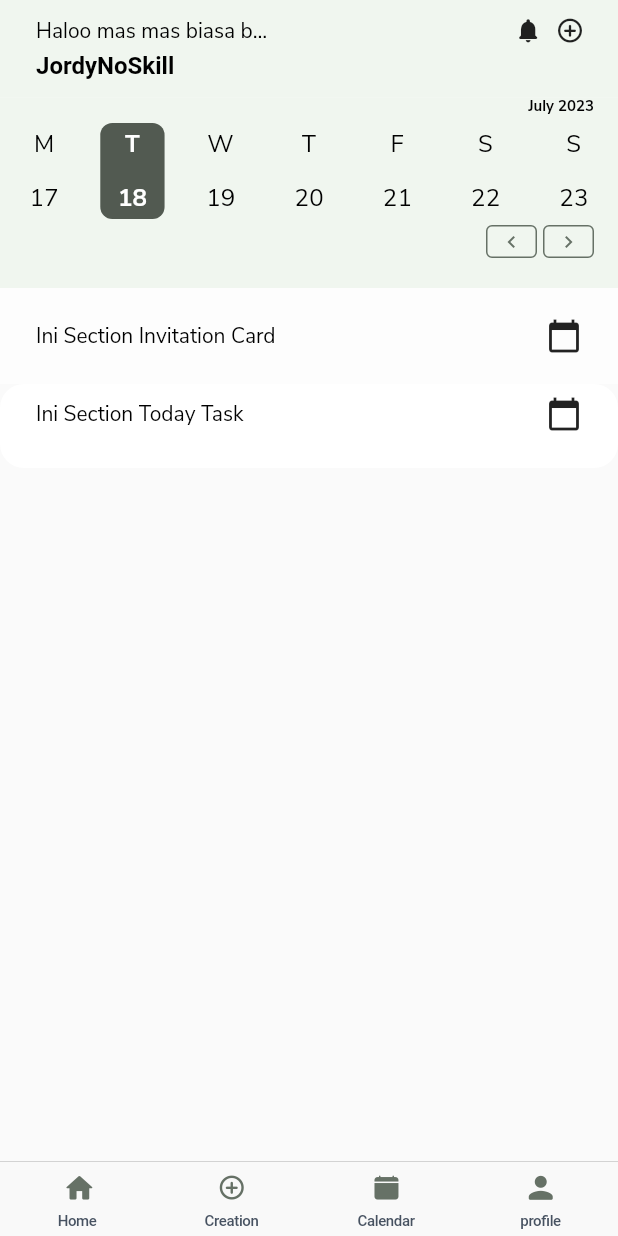
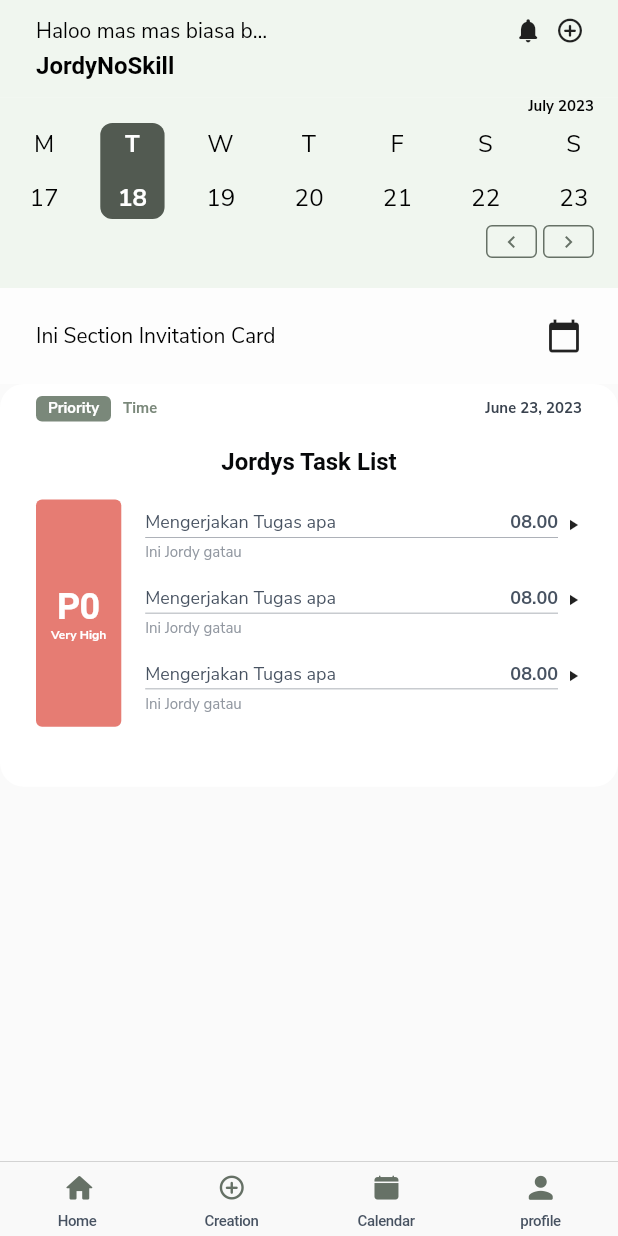
Before and after one commit to irfandigalih/Cobacobatimeboxing, a Flutter app: the MainPage screen opened directly, on a phone screen of 412 x 824 dp. Run offline on Flutter 3.47's test engine with Material 2 defaults, Android fonts, the phone set to English and light mode, and no system bars; our stand-ins replace firebase_core; accounts and stored records are empty.

Commit message:
[Home] Component Today Task (#13)
* Update today task feature

* Update today task

* Update Today Task

* Update today_task.dart

* Update today_task.dart

* [Home] Numero uno task list modello

* Update today_task.dart

* Update Padding Insert

```diff
--- a/lib/Scenes/Page/HomePage/Component/today_task.dart
+++ b/lib/Scenes/Page/HomePage/Component/today_task.dart
@@ -1,6 +1,7 @@
 import 'package:flutter/material.dart';
 import 'package:timeboxing/Shared/Extension/colors_style_extension.dart';
 import 'package:timeboxing/Shared/Extension/text_style_extension.dart';
+import 'package:timeboxing/Shared/Widget/TaskList/Component/task_list.dart';
 
 class TimeboxingTodayTask extends StatefulWidget {
   const TimeboxingTodayTask({super.key});
@@ -18,19 +19,54 @@ class _TimeboxingTodayTaskState extends State<TimeboxingTodayTask> {
           color: TimeBoxingColors.neutralWhite(),
           borderRadius: BorderRadius.circular(16),
         ),
-        child: Row(
+        child: Column(
           children: [
-            Text(
-              'Ini Section Today Task',
-              style: TimeBoxingTextStyle.paragraph2(
-                TimeBoxingFontWeight.regular,
-                TimeBoxingColors.neutralBlack(),
+            Row(
+              children: [
+                Container(
+                  padding: const EdgeInsets.fromLTRB(8, 2, 8, 2),
+                  decoration: BoxDecoration(
+                      color:
+                          TimeBoxingColors.primary40(TimeBoxingColorType.shade),
+                      borderRadius: BorderRadius.circular(4)),
+                  child: Text('Priority',
+                      style: TimeBoxingTextStyle.paragraph4(
+                        TimeBoxingFontWeight.bold,
+                        TimeBoxingColors.neutralWhite(),
+                      )),
+                ),
+                Container(
+                  padding: const EdgeInsets.fromLTRB(8, 2, 8, 2),
+                  decoration: BoxDecoration(
+                    color: TimeBoxingColors.neutralWhite(),
+                    borderRadius: BorderRadius.circular(4),
+                  ),
+                  child: Text('Time',
+                      style: TimeBoxingTextStyle.paragraph4(
+                        TimeBoxingFontWeight.bold,
+                        TimeBoxingColors.primary40(TimeBoxingColorType.shade),
+                      )),
+                ),
+                const Spacer(),
+                Text('June 23, 2023',
+                    style: TimeBoxingTextStyle.paragraph4(
+                      TimeBoxingFontWeight.bold,
+                      TimeBoxingColors.text20(TimeBoxingColorType.shade),
+                    )),
+              ],
+            ),
+            Padding(
+              padding: const EdgeInsets.symmetric(vertical: 16),
+              child: Center(
+                child: Text('Jordys Task List',
+                    style: TimeBoxingTextStyle.headline4(
+                      TimeBoxingFontWeight.bold,
+                      TimeBoxingColors.text90(TimeBoxingColorType.shade),
+                    )),
               ),
             ),
-            const Spacer(),
-            const Icon(Icons.calendar_today),
+            const TaskList(),
           ],
-        ), //SEBELUM DEVELOP, ROW JANGAN LUPA DIHAPUS  KARENA HANYA BUAT PENANDA DOANG
-      );
+        ));
   }
 }
--- /dev/null
+++ b/lib/Shared/Widget/TaskList/Component/task_list.dart
@@ -0,0 +1,137 @@
+import 'package:flutter/material.dart';
+import 'package:timeboxing/Shared/Extension/colors_style_extension.dart';
+import 'package:timeboxing/Shared/Extension/icons_style_extension.dart';
+import 'package:timeboxing/Shared/Extension/text_style_extension.dart';
+import 'package:timeboxing/Shared/Widget/TaskList/Model/task_item_model.dart';
+
+class TaskList extends StatefulWidget {
+  const TaskList({super.key});
+
+  @override
+  State<TaskList> createState() => _TimeboxingTodayTaskState();
+}
+
+class _TimeboxingTodayTaskState extends State<TaskList> {
+  final TaskItem _taskItem = TaskItem(
+    description: 'Ini Jordy gatau',
+    id: '12',
+    name: 'Mengerjakan Tugas apa',
+    taskPriority: TaskPriority(type: TaskPriorityType.p0),
+    time: '08.00',
+  );
+  @override
+  Widget build(BuildContext context) {
+    return Padding(
+      padding: const EdgeInsets.only(bottom: 16),
+      child: IntrinsicHeight(
+        child: Row(
+          mainAxisAlignment: MainAxisAlignment.spaceBetween,
+          children: [
+            Flexible(
+              flex: 2,
+              child: Container(
+                padding: const EdgeInsets.all(10),
+                decoration: BoxDecoration(
+                  color: _taskItem.taskPriority.color,
+                  borderRadius: BorderRadius.circular(4),
+                ),
+                child: Column(
+                  mainAxisAlignment: MainAxisAlignment.center,
+                  children: [
+                    Text(_taskItem.taskPriority.label ?? '',
+                        style: TimeBoxingTextStyle.headline2(
+                          TimeBoxingFontWeight.bold,
+                          TimeBoxingColors.neutralWhite(),
+                        )),
+                    Text(_taskItem.taskPriority.name ?? '',
+                        style: TimeBoxingTextStyle.paragraph5(
+                          TimeBoxingFontWeight.bold,
+                          TimeBoxingColors.neutralWhite(),
+                        )),
+                  ],
+                ),
+              ),
+            ),
+            Expanded(
+              flex: 8,
+              child: Column(
+                children: [
+                  Task(taskItem: _taskItem),
+                  Task(taskItem: _taskItem),
+                  Task(taskItem: _taskItem),
+                ],
+              ),
+            ),
+          ],
+        ),
+      ),
+    );
+  }
+}
+
+class Task extends StatefulWidget {
+  const Task({super.key, required this.taskItem});
+  final TaskItem taskItem;
+  @override
+  State<Task> createState() => _MyWidgetState();
+}
+
+class _MyWidgetState extends State<Task> {
+  @override
+  Widget build(BuildContext context) {
+    return Padding(
+      padding: const EdgeInsets.symmetric(vertical: 8),
+      child: Column(
+        crossAxisAlignment: CrossAxisAlignment.stretch,
+        children: [
+          Row(
+            children: [
+              Expanded(
+                child: Container(
+                  padding: const EdgeInsets.only(bottom: 2),
+                  decoration: BoxDecoration(
+                      border: Border(
+                          bottom: BorderSide(
+                    color: TimeBoxingColors.text40(TimeBoxingColorType.tint),
+                    width: 0.5,
+                  ))),
+                  child: Row(
+                    crossAxisAlignment: CrossAxisAlignment.start,
+                    children: [
+                      Text(widget.taskItem.name,
+                          style: TimeBoxingTextStyle.paragraph3(
+                            TimeBoxingFontWeight.regular,
+                            TimeBoxingColors.text(TimeBoxingColorType.tint),
+                          )),
+                      const Spacer(),
+                      Text(widget.taskItem.time,
+                          style: TimeBoxingTextStyle.paragraph3(
+                            TimeBoxingFontWeight.bold,
+                            TimeBoxingColors.text(TimeBoxingColorType.tint),
+                          )),
+                    ],
+                  ),
+                ),
+              ),
+              const SizedBox(
+                width: 4,
+              ),
+              const Icon(
+                Icons.play_arrow,
+                size: 12,
+              )
+            ],
+          ),
+          const SizedBox(
+            height: 4,
+          ),
+          Text(widget.taskItem.description,
+              style: TimeBoxingTextStyle.paragraph4(
+                TimeBoxingFontWeight.regular,
+                TimeBoxingColors.text40(TimeBoxingColorType.tint),
+              )),
+        ],
+      ),
+    );
+  }
+}
--- /dev/null
+++ b/lib/Shared/Widget/TaskList/Model/task_item_model.dart
@@ -0,0 +1,66 @@
+import 'package:flutter/material.dart';
+import 'package:timeboxing/Shared/Extension/colors_style_extension.dart';
+
+class TaskItem {
+  String id;
+  TaskPriority taskPriority;
+  String name;
+  String time;
+  String description;
+
+  TaskItem({
+    required this.id,
+    required this.name,
+    required this.description,
+    required this.time,
+    required this.taskPriority,
+  }) {
+    taskPriority.id = '${id}_${taskPriority.name}';
+  }
+}
+
+enum TaskPriorityType {
+  p0(),
+  p1(),
+  p2(),
+  p3(),
+  p4();
+}
+
+class TaskPriority {
+  String id = '';
+  String? label;
+  Color? color;
+  TaskPriorityType? type;
+  String? name;
+
+  TaskPriority({
+    this.type,
+  }) {
+    switch (type) {
+      case TaskPriorityType.p0:
+        name = 'Very High';
+        label = 'P0';
+        color = TimeBoxingColors.rainbow1();
+      case TaskPriorityType.p1:
+        name = 'High';
+        label = 'P1';
+        color = TimeBoxingColors.rainbow2();
+      case TaskPriorityType.p2:
+        name = 'Normal';
+        label = 'P2';
+        color = TimeBoxingColors.rainbow3();
+      case TaskPriorityType.p3:
+        name = 'Low';
+        label = 'P3';
+        color = TimeBoxingColors.rainbow4();
+      case TaskPriorityType.p4:
+        name = 'Very Low';
+        label = 'P4';
+        color = TimeBoxingColors.rainbow5();
+      default:
+        name = null;
+        color = null;
+    }
+  }
+}
```
